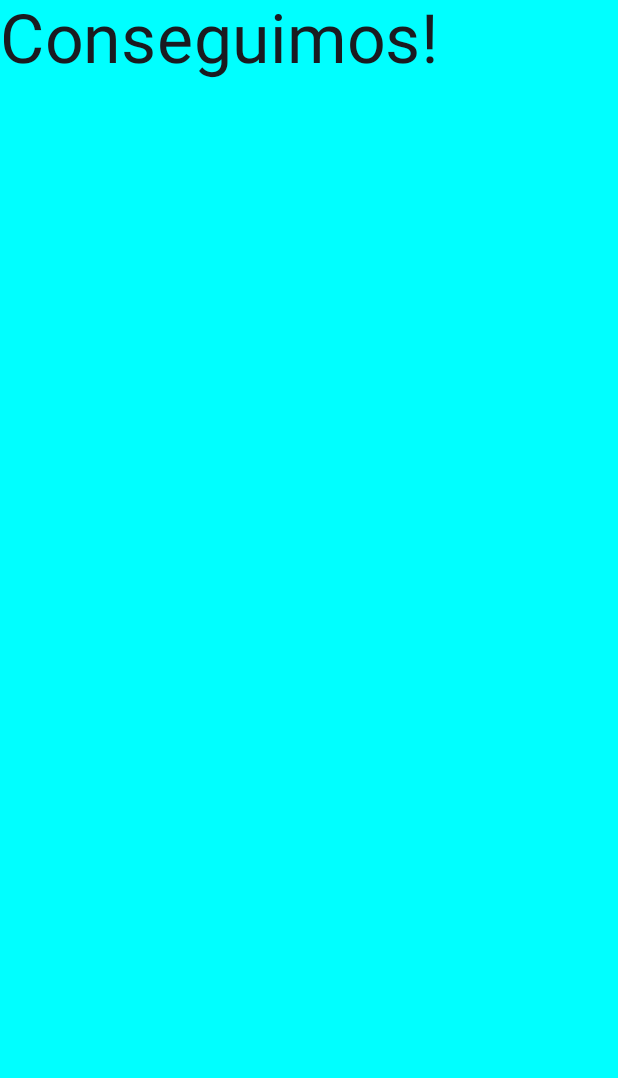
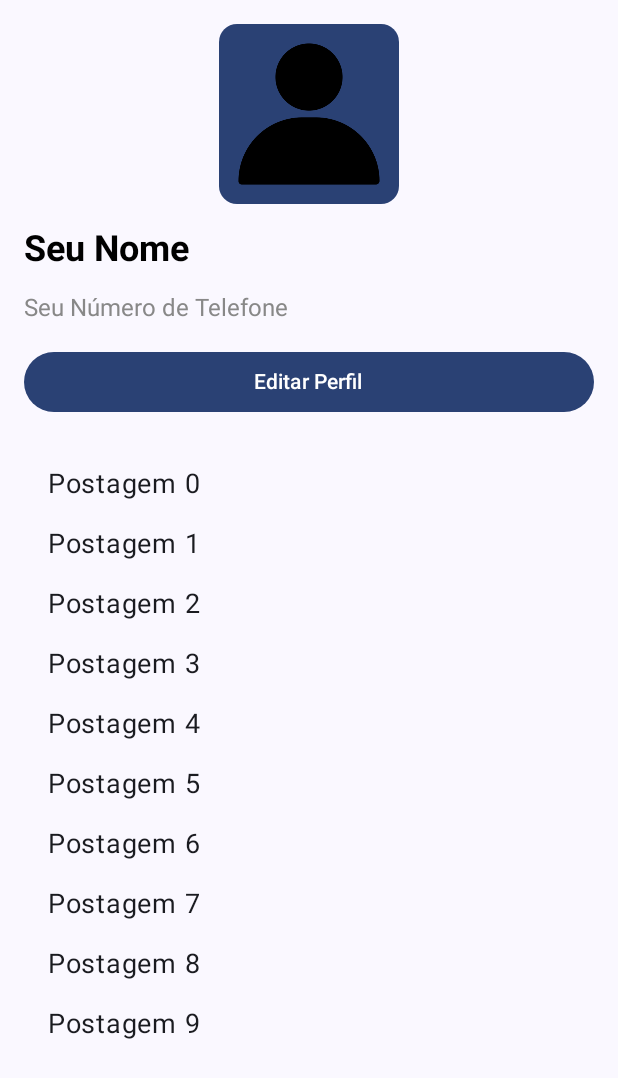
Before and after one commit to beatrizmgomes/BlitzProject, an Android app built with Jetpack Compose: the TelaPerfil screen opened directly, with no data from a screen before it, on a phone screen of 412 x 824 dp. Shown: the top 1078 px of the screen. Run offline under Robolectric (Android 15) with nearby library versions, the phone set to English and light mode, and no system bars.

Commit message:
edição da tela de perfil

```diff
--- a/app/build.gradle.kts
+++ b/app/build.gradle.kts
@@ -51,6 +51,7 @@ android {
 
 dependencies {
 
+    //noinspection GradleDependency
     implementation("androidx.core:core-ktx:1.9.0")
     implementation("androidx.lifecycle:lifecycle-runtime-ktx:2.6.2")
     implementation("androidx.activity:activity-compose:1.7.2")
--- a/app/src/main/java/br/com/fiap/blitzproject/MainActivity.kt
+++ b/app/src/main/java/br/com/fiap/blitzproject/MainActivity.kt
@@ -3,9 +3,6 @@ package br.com.fiap.blitzproject
 import android.os.Bundle
 import androidx.activity.ComponentActivity
 import androidx.activity.compose.setContent
-import androidx.compose.runtime.Composable
-import androidx.navigation.NavController
-import androidx.navigation.NavGraph
 import androidx.navigation.NavHostController
 import androidx.navigation.compose.NavHost
 import androidx.navigation.compose.composable
@@ -23,7 +20,7 @@ class MainActivity : ComponentActivity() {
                 NavHost(navController = navController, startDestination = "telaInicial") {
                     composable(route = "telaInicial") { TelaInicial(navController) }
                     composable(route = "telaMenu") { TelaMenuComposable(navController) }
-                    composable(route = "telaPerfil"){ TelaPerfilComposable(navController)}
+                    composable(route = "TelaPerfil"){ TelaPerfilComposable(navController)}
                 }
             }
         }
--- a/app/src/main/java/br/com/fiap/blitzproject/TelaPerfil.kt
+++ b/app/src/main/java/br/com/fiap/blitzproject/TelaPerfil.kt
@@ -3,17 +3,38 @@ package br.com.fiap.blitzproject
 import android.os.Bundle
 import androidx.activity.ComponentActivity
 import androidx.activity.compose.setContent
+import androidx.compose.foundation.Image
 import androidx.compose.foundation.background
-import androidx.compose.foundation.layout.Box
+import androidx.compose.foundation.layout.Column
+import androidx.compose.foundation.layout.PaddingValues
+import androidx.compose.foundation.layout.Spacer
 import androidx.compose.foundation.layout.fillMaxSize
+import androidx.compose.foundation.layout.fillMaxWidth
+import androidx.compose.foundation.layout.height
+import androidx.compose.foundation.layout.padding
 import androidx.compose.foundation.layout.size
+import androidx.compose.foundation.lazy.LazyColumn
+import androidx.compose.foundation.text.BasicTextField
+import androidx.compose.foundation.text.KeyboardActions
+import androidx.compose.foundation.text.KeyboardOptions
+import androidx.compose.material3.Button
 import androidx.compose.material3.MaterialTheme
 import androidx.compose.material3.Surface
 import androidx.compose.material3.Text
 import androidx.compose.runtime.Composable
+import androidx.compose.runtime.getValue
+import androidx.compose.runtime.mutableStateOf
+import androidx.compose.runtime.remember
+import androidx.compose.runtime.setValue
+import androidx.compose.ui.Alignment
 import androidx.compose.ui.Modifier
+import androidx.compose.ui.draw.clip
 import androidx.compose.ui.graphics.Color
-import androidx.compose.ui.tooling.preview.Preview
+import androidx.compose.ui.layout.ContentScale
+import androidx.compose.ui.res.painterResource
+import androidx.compose.ui.text.TextStyle
+import androidx.compose.ui.text.font.FontWeight
+import androidx.compose.ui.text.input.ImeAction
 import androidx.compose.ui.unit.dp
 import androidx.compose.ui.unit.sp
 import androidx.navigation.NavController
@@ -40,11 +61,93 @@ class TelaPerfil : ComponentActivity() {
 @Composable
 fun TelaPerfilComposable(navController: NavController) {
 
-    Box(modifier = Modifier
-        .fillMaxSize()
-        .background(Color.Cyan))
-    Text(
-        text = "Conseguimos!",
-        fontSize = 45.sp)
+    var username by remember { mutableStateOf("Seu Nome") }
+    var phoneNumber by remember { mutableStateOf("Seu Número de Telefone") }
 
+    Column(
+        modifier = Modifier
+            .fillMaxSize()
+            .padding(16.dp),
+        horizontalAlignment = Alignment.CenterHorizontally,
+    ) {
+        // Avatar do perfil
+        Image(
+            painter = painterResource(id = R.drawable.bmi_perfil), // Substitua com o seu próprio recurso de imagem
+            contentDescription = null,
+            modifier = Modifier
+                .size(120.dp)
+                .clip(MaterialTheme.shapes.medium)
+                .background(MaterialTheme.colorScheme.primary)
+                .padding(4.dp),
+            contentScale = ContentScale.Crop
+        )
+
+        Spacer(modifier = Modifier.height(16.dp))
+
+        // Nome de usuário
+        BasicTextField(
+            value = username,
+            onValueChange = { username = it },
+            singleLine = true,
+            keyboardOptions = KeyboardOptions.Default.copy(
+                imeAction = ImeAction.Done
+            ),
+            keyboardActions = KeyboardActions(
+                onDone = {
+                    // Executar ação quando o teclado "Done" for pressionado
+                }
+            ),
+            textStyle = TextStyle(fontSize = 24.sp, fontWeight = FontWeight.Bold),
+            modifier = Modifier.fillMaxWidth()
+        )
+
+        Spacer(modifier = Modifier.height(16.dp))
+
+        // Número de telefone
+        BasicTextField(
+            value = phoneNumber,
+            onValueChange = { phoneNumber = it },
+            singleLine = true,
+            keyboardOptions = KeyboardOptions.Default.copy(
+                imeAction = ImeAction.Done
+            ),
+            keyboardActions = KeyboardActions(
+                onDone = {
+                    // Executar ação quando o teclado "Done" for pressionado
+                }
+            ),
+            textStyle = TextStyle(fontSize = 16.sp, color = Color.Gray),
+            modifier = Modifier.fillMaxWidth()
+        )
+
+        Spacer(modifier = Modifier.height(16.dp))
+
+        // Botão de edição do perfil
+        Button(
+            onClick = { /* Ação de edição do perfil */ },
+            modifier = Modifier
+                .fillMaxWidth()
+        ) {
+            Text(text = "Editar Perfil")
+        }
+
+        Spacer(modifier = Modifier.height(16.dp))
+
+        // Listagem de postagens ou informações adicionais do perfil
+        LazyColumn(
+            modifier = Modifier.fillMaxSize(),
+            contentPadding = PaddingValues(8.dp)
+        ) {
+            items(10) { index ->
+                // Substitua este conteúdo com as postagens ou informações do perfil reais
+                Text(
+                    text = "Postagem $index",
+                    fontSize = 18.sp,
+                    modifier = Modifier
+                        .fillMaxWidth()
+                        .padding(8.dp)
+                )
+            }
+        }
+    }
 }
```
